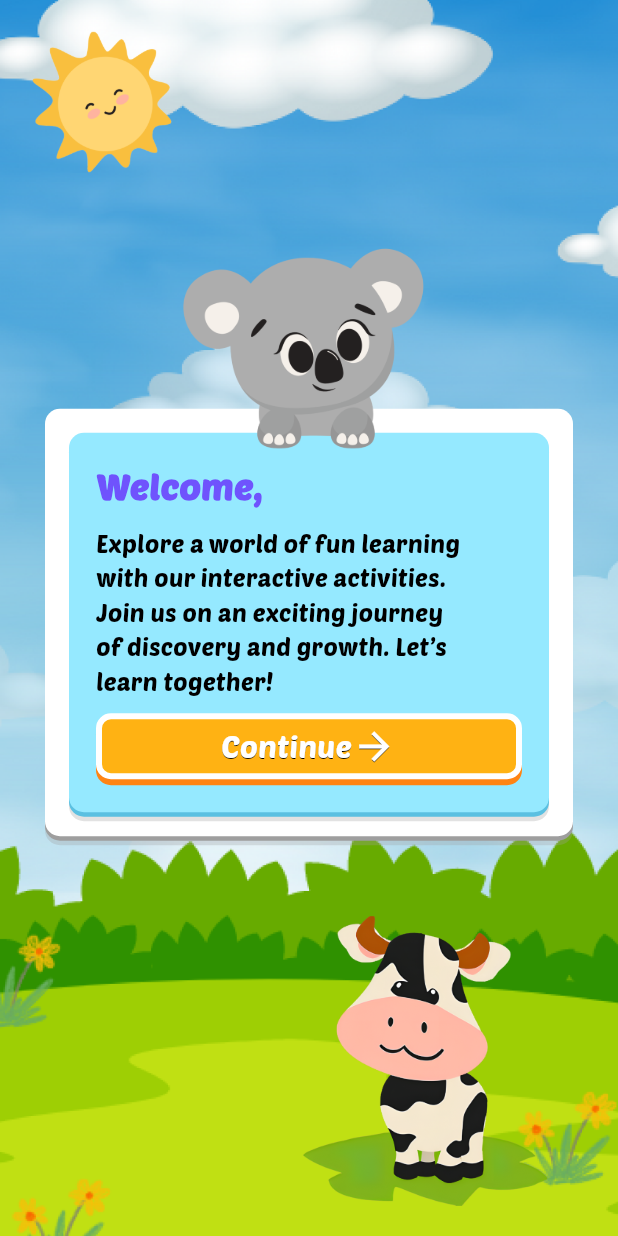
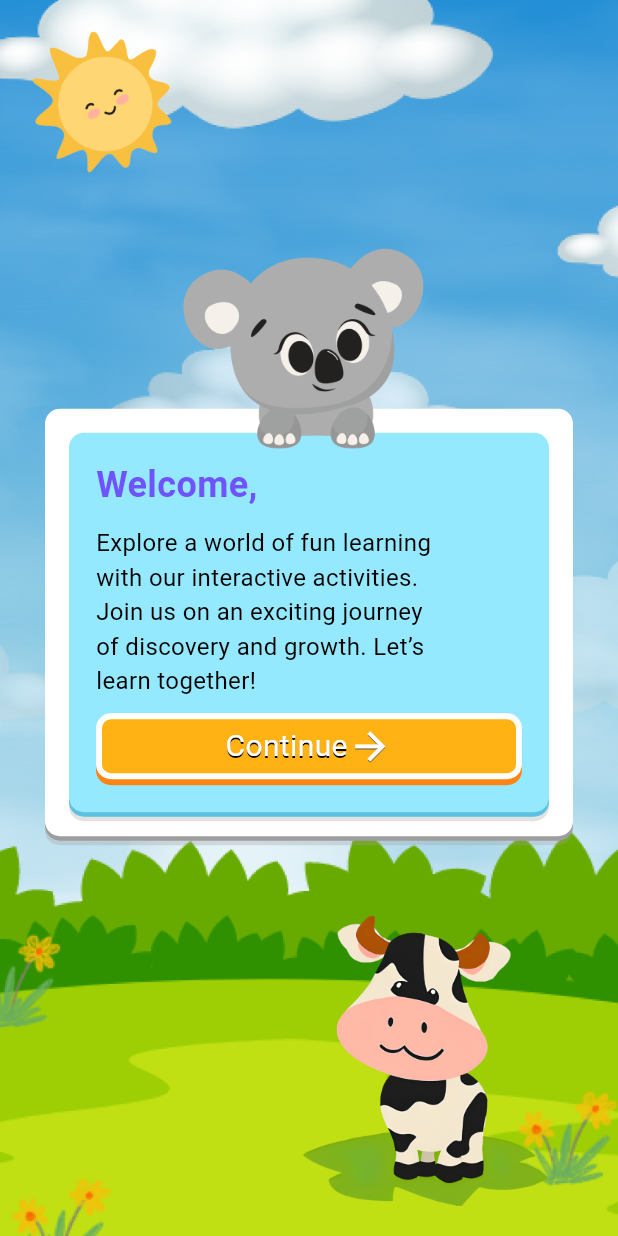
Before and after one commit to DarcMattz/TinyTots, a Flutter app: the screen it shows after launch, on a phone screen of 412 x 824 dp. Run offline on Flutter 3.47's test engine with Material 3 defaults, Android fonts, the light colour scheme and no system bars; our stand-ins replace audioplayers, auto_size_text, carousel_slider, flutter_native_splash, gap; Roboto replaces fonts that are missing (Jua).

Commit message:
add new font

```diff
--- a/lib/main.dart
+++ b/lib/main.dart
@@ -18,7 +18,7 @@ class MyApp extends StatelessWidget {
   @override
   Widget build(BuildContext context) {
     return MaterialApp(
-      theme: ThemeData(fontFamily: 'Poetsen One'),
+      theme: ThemeData(fontFamily: 'Jua'),
       debugShowCheckedModeBanner: false,
       home: const WelcomeScreen(),
     );
--- a/pubspec.yaml
+++ b/pubspec.yaml
@@ -98,6 +98,9 @@ flutter:
     - family: Poetsen One
       fonts:
         - asset: assets/fonts/PoetsenOne-Regular.ttf
+    - family: Jua
+      fonts:
+        - asset: assets/fonts/Jua-Regular.ttf
   #   - family: Schyler
   #     fonts:
   #       - asset: fonts/Schyler-Regular.ttf
```
Also changed, not shown: 1 other file.
